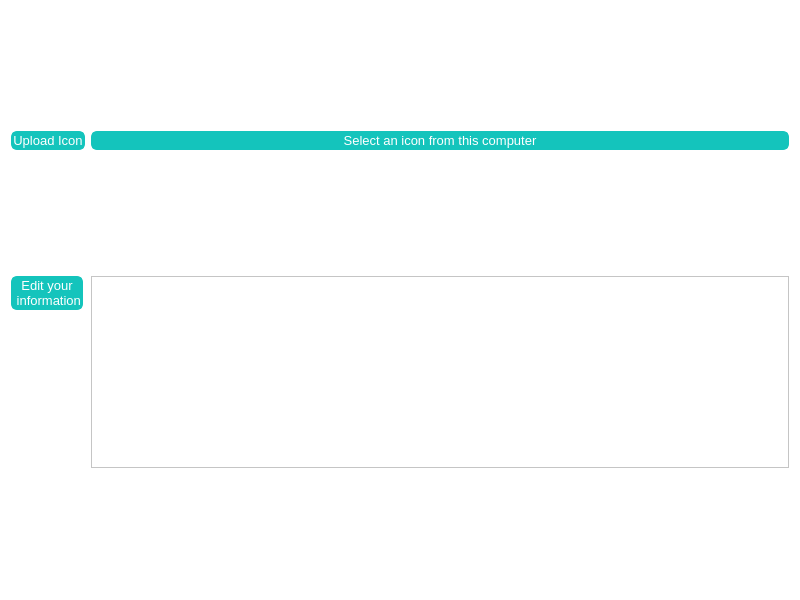
First picture: the form in QtGameStore/usrsetting.ui, repository Syunjyan/Qt-gamestore, before the edit.
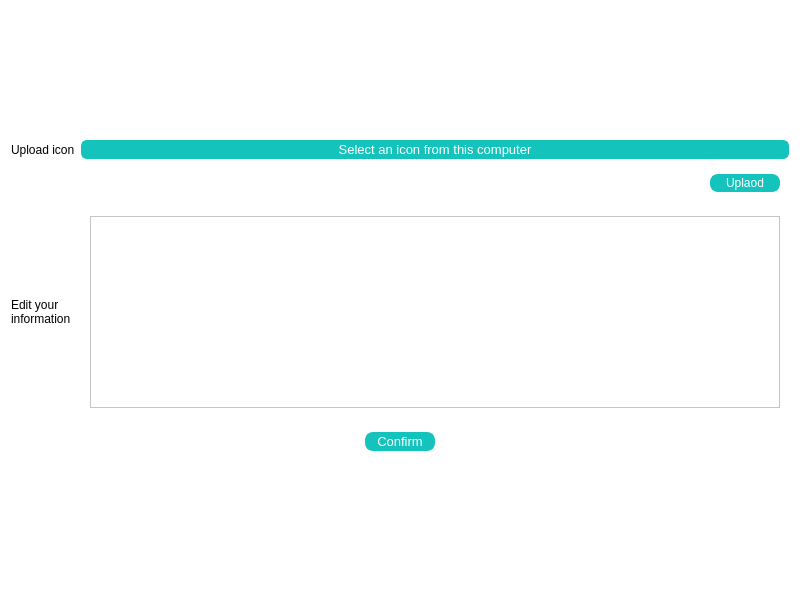
Second picture: the form after the edit.

```diff
--- a/QtGameStore/usrsetting.ui
+++ b/QtGameStore/usrsetting.ui
@@ -28,49 +28,8 @@
   <property name="styleSheet">
    <string notr="true">background-color: rgb(255, 255, 255);</string>
   </property>
-  <layout class="QFormLayout" name="formLayout">
-   <item row="0" column="0">
-    <widget class="QPushButton" name="iconBtn">
-     <property name="font">
-      <font>
-       <pointsize>10</pointsize>
-      </font>
-     </property>
-     <property name="styleSheet">
-      <string notr="true">QPushButton#iconBtn {
-    border-radius: 6px;
-    border:2px solid rgb(20,196,188);
-background-color: rgb(20,196,188);
-    color:  rgb(255, 255, 255);
-}
- 
-QPushButton#iconBtn:hover {
-    border-radius: 6px;
-    color: rgb(20,196,188);
-    background-color: rgb(255,255,255);
-  border:2px solid rgb(20,196,188);
-    border-color: rgb(20,196,188);
-}
- 
-QPushButton#iconBtn:pressed {
-    border: 0px;
-    background-color: #ffffff;
-    border-radius: 6px;
-}
- 
-QPushButton#iconBtn:disabled {
-    border: 0px;
-    border-radius: 6px;
-    border: 1px solid #46bcff;
-    opacity: 0.4;
-}</string>
-     </property>
-     <property name="text">
-      <string>Upload Icon</string>
-     </property>
-    </widget>
-   </item>
-   <item row="0" column="1">
+  <layout class="QGridLayout" name="gridLayout">
+   <item row="1" column="1">
     <widget class="QPushButton" name="chooseIconBtn">
      <property name="font">
       <font>
@@ -111,16 +70,38 @@
      </property>
     </widget>
    </item>
-   <item row="1" column="0">
-    <widget class="QPushButton" name="changeInformationBtn">
-     <property name="font">
-      <font>
-       <pointsize>10</pointsize>
-      </font>
+   <item row="0" column="1">
+    <spacer name="verticalSpacer">
+     <property name="orientation">
+      <enum>Qt::Vertical</enum>
      </property>
-     <property name="styleSheet">
-      <string notr="true">QPushButton#changeInformationBtn {
-    border-radius: 6px;
+     <property name="sizeHint" stdset="0">
+      <size>
+       <width>20</width>
+       <height>40</height>
+      </size>
+     </property>
+    </spacer>
+   </item>
+   <item row="4" column="0" colspan="2">
+    <widget class="QWidget" name="widget" native="true">
+     <layout class="QGridLayout" name="gridLayout_2">
+      <item row="0" column="0">
+       <widget class="QPushButton" name="confirmChangeInfoBtn">
+        <property name="maximumSize">
+         <size>
+          <width>70</width>
+          <height>16777215</height>
+         </size>
+        </property>
+        <property name="font">
+         <font>
+          <pointsize>10</pointsize>
+         </font>
+        </property>
+        <property name="styleSheet">
+         <string notr="true">QPushButton#confirmChangeInfoBtn {
+    border-radius: 8px;
     border:2px solid rgb(20,196,188);
 background-color: rgb(20,196,188);
     color:  rgb(255, 255, 255);
@@ -140,23 +121,47 @@
     border-radius: 6px;
 }
  
-QPushButton#changeInformation:disabled {
+QPushButton#confirmChangeInfoBtn:disabled {
     border: 0px;
-    border-radius: 6px;
+    border-radius: 8px;
     border: 1px solid #46bcff;
     opacity: 0.4;
 }</string>
-     </property>
-     <property name="text">
-      <string>Edit your
- information</string>
-     </property>
+        </property>
+        <property name="text">
+         <string>Confirm</string>
+        </property>
+       </widget>
+      </item>
+     </layout>
     </widget>
    </item>
-   <item row="1" column="1">
-    <widget class="QTextEdit" name="informationTextEdit">
-     <property name="styleSheet">
-      <string notr="true">QTextEdit#informationTextEdit{
+   <item row="5" column="0">
+    <spacer name="verticalSpacer_4">
+     <property name="orientation">
+      <enum>Qt::Vertical</enum>
+     </property>
+     <property name="sizeHint" stdset="0">
+      <size>
+       <width>20</width>
+       <height>40</height>
+      </size>
+     </property>
+    </spacer>
+   </item>
+   <item row="3" column="1">
+    <widget class="QWidget" name="widget_2" native="true">
+     <property name="maximumSize">
+      <size>
+       <width>16777215</width>
+       <height>300</height>
+      </size>
+     </property>
+     <layout class="QGridLayout" name="gridLayout_3">
+      <item row="0" column="0">
+       <widget class="QTextEdit" name="informationTextEdit">
+        <property name="styleSheet">
+         <string notr="true">QTextEdit#informationTextEdit{
 color: rgb(147, 147, 147);
                             	padding-left:6px;
 
@@ -164,6 +169,105 @@
 border-radius: 8px;
     background-color: #ffffff;
 };</string>
+        </property>
+        <property name="overwriteMode">
+         <bool>false</bool>
+        </property>
+        <property name="placeholderText">
+         <string/>
+        </property>
+       </widget>
+      </item>
+     </layout>
+    </widget>
+   </item>
+   <item row="2" column="1">
+    <widget class="QWidget" name="widget_3" native="true">
+     <layout class="QGridLayout" name="gridLayout_4">
+      <item row="0" column="0">
+       <widget class="QLabel" name="filenameLabel">
+        <property name="text">
+         <string/>
+        </property>
+       </widget>
+      </item>
+      <item row="0" column="1">
+       <widget class="QPushButton" name="uploadIconBtn">
+        <property name="maximumSize">
+         <size>
+          <width>70</width>
+          <height>16777215</height>
+         </size>
+        </property>
+        <property name="styleSheet">
+         <string notr="true">QPushButton#uploadIconBtn {
+    border-radius: 8px;
+    border:2px solid rgb(20,196,188);
+background-color: rgb(20,196,188);
+    color:  rgb(255, 255, 255);
+}
+ 
+QPushButton#uploadIconBtn:hover {
+    border-radius: 8px;
+    color: rgb(20,196,188);
+    background-color: rgb(255,255,255);
+  border:2px solid rgb(20,196,188);
+    border-color: rgb(20,196,188);
+}
+ 
+QPushButton#uploadIconBtn:pressed {
+    border: 0px;
+    background-color: #ffffff;
+    border-radius: 8px;
+}
+ 
+QPushButton#uploadIconBtn:disabled {
+    border: 0px;
+    border-radius: 8px;
+    border: 1px solid #46bcff;
+    opacity: 0.4;
+}</string>
+        </property>
+        <property name="text">
+         <string>Uplaod</string>
+        </property>
+       </widget>
+      </item>
+     </layout>
+    </widget>
+   </item>
+   <item row="3" column="0">
+    <widget class="QLabel" name="label">
+     <property name="styleSheet">
+      <string notr="true">QLabel#label{
+color: rgb(255, 255, 255);
+                            	padding-left:6px;
+
+    border: 1px solid rgb(20,196,188);
+border-radius: 8px;
+    background-color: rgb(20,196,188);
+};</string>
+     </property>
+     <property name="text">
+      <string>Edit your 
+information</string>
+     </property>
+    </widget>
+   </item>
+   <item row="1" column="0">
+    <widget class="QLabel" name="label_2">
+     <property name="styleSheet">
+      <string notr="true">QLabel#label_2{
+color: rgb(255, 255, 255);
+                            	padding-left:6px;
+
+    border: 1px solid rgb(20,196,188);
+border-radius: 8px;
+    background-color: rgb(20,196,188);
+};</string>
+     </property>
+     <property name="text">
+      <string>Upload icon</string>
      </property>
     </widget>
    </item>
```
Left out of the diff: 8 changed lines with no effect on the pictures.
